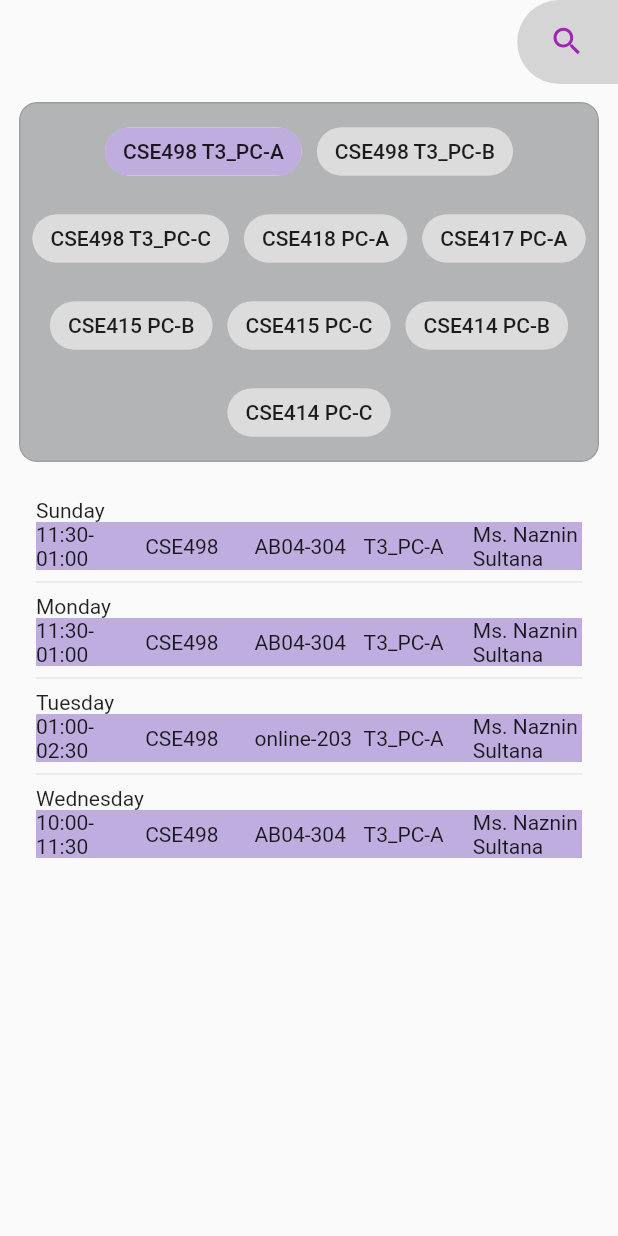
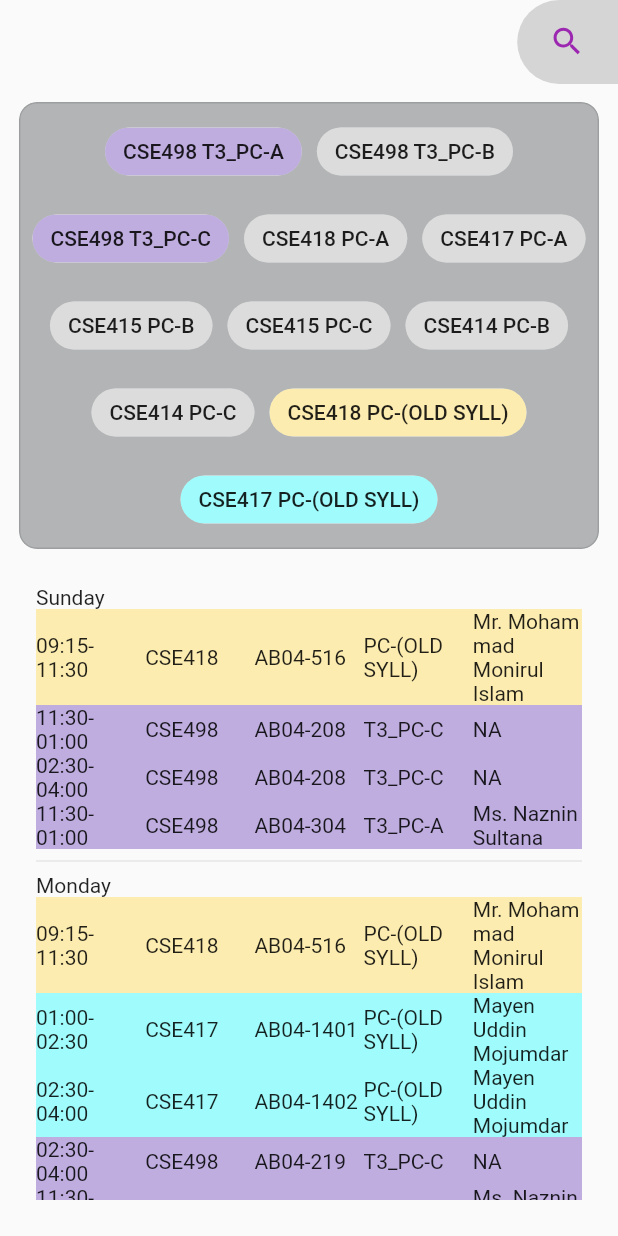
Before and after one commit to yeasin50/routine_helper, a Flutter app: the screen it shows after launch, after a tap on an icon or button, on a phone screen of 412 x 824 dp. Run offline on Flutter 3.47's test engine with Material 2 defaults, Android fonts, the phone set to English and light mode, and no system bars; our stand-ins replace bloc, equatable, flutter_bloc; missing offline and left inert: excel.

Commit message:
fixed-for-old-syll

```diff
--- a/lib/features/routine/data/course_info.dart
+++ b/lib/features/routine/data/course_info.dart
@@ -87,6 +87,30 @@ final _socialPCC = RegisteredCourse(
 
 // final _socialPCB =  RegisteredCourse(course: course, section: section, teacher: teacher, classes: classes)
 ///* PC old v4
+///
+///
+final _webPCOld = RegisteredCourse(
+  course: const Course.webEngineeringOld(),
+  section: PCOldSyll(),
+  teacher: TeacherInfo.mayenUddinUojumdar,
+  classes: const [
+    Class(
+      dayName: Weekday.Monday,
+      startTime: TimeOfDay(hour: 13, minute: 00),
+      endTime: TimeOfDay(hour: 14, minute: 30),
+      place: "AB04-1401",
+    ),
+    Class(
+      dayName: Weekday.Monday,
+      startTime: TimeOfDay(hour: 14, minute: 30),
+      endTime: TimeOfDay(hour: 16, minute: 0),
+      place: "AB04-1402",
+    ),
+  ],
+);
+
+///
+///
 final _webPCA = RegisteredCourse(
   course: const Course.webEngineeringOld(),
   section: PCA(),
@@ -134,6 +158,26 @@ final _webPCC = RegisteredCourse(
 );
 
 // v.4
+final _webLabPCOld = RegisteredCourse(
+  course: const Course.webEngineeringLabOld(),
+  section: PCOldSyll(),
+  teacher: TeacherInfo.mohammadMonirulIslam,
+  classes: const [
+    Class(
+      dayName: Weekday.Sunday,
+      startTime: TimeOfDay(hour: 9, minute: 15),
+      endTime: TimeOfDay(hour: 11, minute: 30),
+      place: "AB04-516",
+    ),
+    Class(
+      dayName: Weekday.Monday,
+      startTime: TimeOfDay(hour: 9, minute: 15),
+      endTime: TimeOfDay(hour: 11, minute: 30),
+      place: "AB04-516",
+    )
+  ],
+);
+
 final _webLabPCA = RegisteredCourse(
   course: const Course.webEngineeringLabOld(),
   section: PCA(),
@@ -209,4 +253,10 @@ class AppData {
         _webPCB,
         _webPCC,
       ];
+
+  static List<RegisteredCourse> get myCourse => [
+        _webLabPCOld,
+        _webPCOld,
+        _socialPCC,
+      ];
 }
--- a/lib/features/routine/view/course_selection_bar.dart
+++ b/lib/features/routine/view/course_selection_bar.dart
@@ -60,6 +60,12 @@ class _CourseSelectionViewState extends State<CourseSelectionView> {
   }
 
   @override
+  void initState() {
+    super.initState();
+    _selectedCourse = AppData.myCourse;
+  }
+
+  @override
   Widget build(BuildContext context) {
     return GlassMorphism(
       blur: 1,
@@ -77,7 +83,7 @@ class _CourseSelectionViewState extends State<CourseSelectionView> {
       runSpacing: 10,
       spacing: 10,
       crossAxisAlignment: WrapCrossAlignment.center,
-      children: AppData.offerCourses
+      children: <RegisteredCourse>{...AppData.offerCourses, ...AppData.myCourse}
           .map(
             (course) => ChoiceChip(
               selectedColor: course.color,
--- a/lib/features/routine/view/routine_page.dart
+++ b/lib/features/routine/view/routine_page.dart
@@ -32,6 +32,18 @@ class _RoutinePageState extends State<RoutinePage>
       controller.forward();
     else
       controller.reverse();
+  }
+
+  @override
+  void initState() {
+    super.initState();
+    semesterSchedule = semesterSchedule.copyWith(classes: AppData.myCourse);
+  }
+
+  @override
+  void dispose() {
+    controller.dispose();
+    super.dispose();
   }
 
   @override
```
Also changed, not shown: 1 other file.
